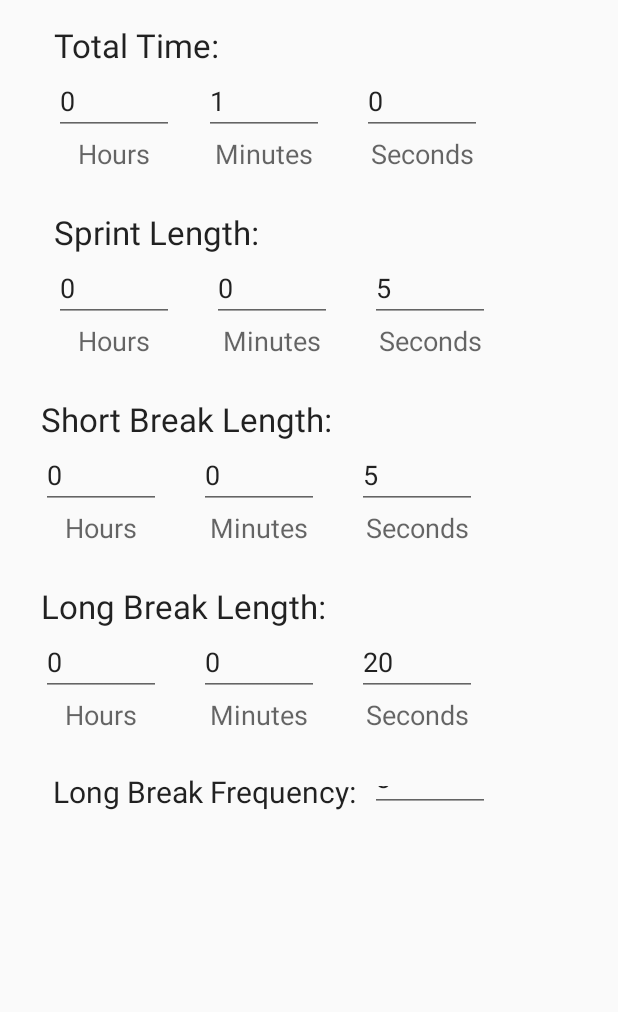
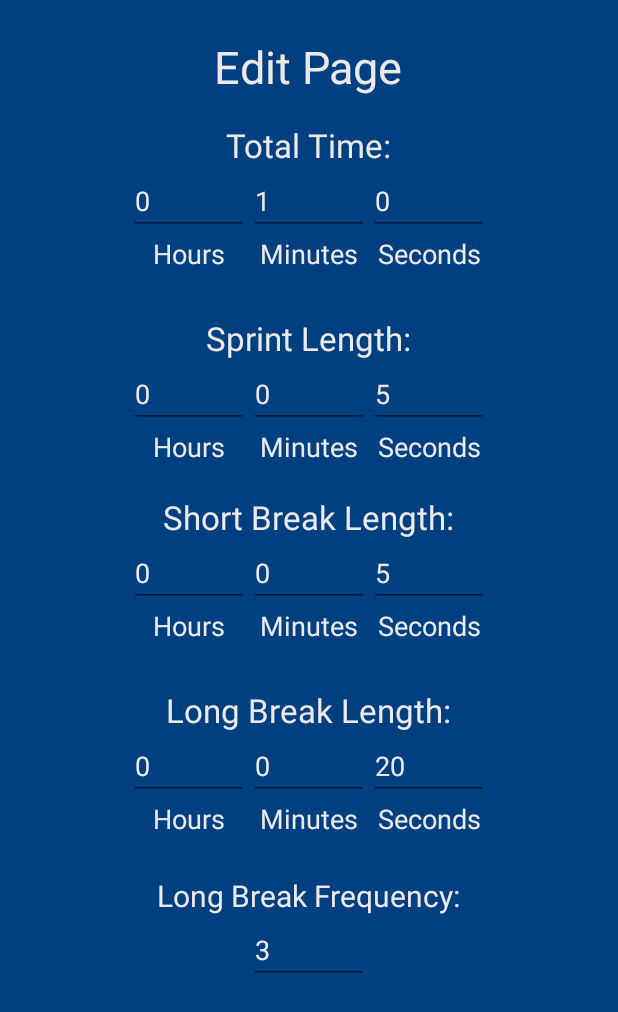
Before and after one commit to kushalk25/ergo-efficiency-timer, an Android app: the screen it shows after launch (MainActivity), after a tap on "EDIT TIMER", on a phone screen of 412 x 824 dp. Shown: the top 1012 px of the screen. Run offline under Robolectric (Android 15) with nearby library versions, the phone set to English and light mode, and no system bars.

Commit message:
Improved the Design of the App

```diff
--- a/src/main/java/com/example/owner/ergoefficiencytimer/MainActivity.java
+++ b/src/main/java/com/example/owner/ergoefficiencytimer/MainActivity.java
@@ -106,7 +106,9 @@ public class MainActivity extends AppCompatActivity implements CompoundButton.On
 
         if(editing){
             editPage.saveValues();
+            editing = false;
         }
+
 
         setContentView(R.layout.activity_main);
 
--- a/src/main/res/layout/edit_page.xml
+++ b/src/main/res/layout/edit_page.xml
@@ -1,4 +1,12 @@
 <?xml version="1.0" encoding="utf-8"?>
+
+<ScrollView xmlns:android="http://schemas.android.com/apk/res/android"
+    android:id="@+id/ScrollView01"
+    android:layout_width="fill_parent"
+    android:layout_height="fill_parent"
+    android:background="#004080"
+  >
+
 <RelativeLayout xmlns:android="http://schemas.android.com/apk/res/android"
     android:layout_width="match_parent" android:layout_height="match_parent">
 
@@ -8,12 +16,11 @@
         android:textAppearance="?android:attr/textAppearanceLarge"
         android:text="Total Time:"
         android:id="@+id/textView"
-        android:layout_marginLeft="36dp"
-        android:layout_marginStart="36dp"
+        android:gravity="center_vertical"
+        android:layout_marginTop="82dp"
         android:layout_alignParentTop="true"
-        android:layout_alignParentLeft="true"
-        android:layout_alignParentStart="true"
-        android:layout_marginTop="15dp" />
+        android:layout_centerHorizontal="true"
+        android:textColor="#eee9e9"/>
 
     <EditText
         android:layout_width="80dp"
@@ -22,8 +29,9 @@
         android:ems="10"
         android:id="@+id/totalHours"
         android:layout_below="@+id/textView"
-        android:layout_alignLeft="@+id/textView"
-        android:layout_alignStart="@+id/textView" />
+        android:layout_toLeftOf="@+id/totalMinutes"
+        android:layout_toStartOf="@+id/totalMinutes"
+        android:textColor="#eee9e9"/>
 
     <EditText
         android:layout_width="80dp"
@@ -31,21 +39,22 @@
         android:inputType="time"
         android:ems="10"
         android:id="@+id/totalMinutes"
-        android:layout_alignBottom="@+id/totalHours"
-        android:layout_toRightOf="@+id/totalHours"
-        android:layout_toEndOf="@+id/totalHours"
-        android:layout_marginLeft="20dp" />
-
+        android:layout_below="@+id/textView"
+        android:gravity="center_vertical"
+        android:layout_centerHorizontal="true"
+        android:textColor="#eee9e9"/>
+  <!--  android:layout_alignLeft="@+id/textView"
+    android:layout_alignStart="@+id/textView" -->
     <EditText
         android:layout_width="80dp"
         android:layout_height="wrap_content"
         android:inputType="number"
         android:ems="10"
         android:id="@+id/totalSeconds"
-        android:layout_alignBottom="@+id/totalMinutes"
+        android:layout_below="@+id/textView"
         android:layout_toRightOf="@+id/totalMinutes"
         android:layout_toEndOf="@+id/totalMinutes"
-        android:layout_marginLeft="25dp" />
+        android:textColor="#eee9e9"/>
 
     <TextView
         android:layout_width="80dp"
@@ -56,7 +65,8 @@
         android:layout_below="@+id/totalHours"
         android:layout_alignLeft="@+id/totalHours"
         android:layout_alignStart="@+id/totalHours"
-        android:gravity="center_horizontal" />
+        android:gravity="center_horizontal"
+        android:textColor="#eee9e9"/>
 
     <TextView
         android:layout_width="80dp"
@@ -67,7 +77,8 @@
         android:gravity="center_horizontal"
         android:layout_alignTop="@+id/textView3"
         android:layout_alignLeft="@+id/totalMinutes"
-        android:layout_alignStart="@+id/totalMinutes" />
+        android:layout_alignStart="@+id/totalMinutes"
+        android:textColor="#eee9e9"/>
 
     <TextView
         android:layout_width="80dp"
@@ -78,7 +89,8 @@
         android:gravity="center_horizontal"
         android:layout_alignTop="@+id/textView4"
         android:layout_alignLeft="@+id/totalSeconds"
-        android:layout_alignStart="@+id/totalSeconds" />
+        android:layout_alignStart="@+id/totalSeconds"
+        android:textColor="#eee9e9"/>
 
     <TextView
         android:layout_width="wrap_content"
@@ -86,10 +98,10 @@
         android:textAppearance="?android:attr/textAppearanceLarge"
         android:text="Sprint Length:"
         android:id="@+id/textView6"
-        android:layout_below="@+id/textView3"
-        android:layout_alignLeft="@+id/textView3"
-        android:layout_alignStart="@+id/textView3"
-        android:layout_marginTop="25dp" />
+        android:layout_marginTop="29dp"
+        android:layout_below="@+id/textView4"
+        android:layout_centerHorizontal="true"
+        android:textColor="#eee9e9"/>
 
     <EditText
         android:layout_width="80dp"
@@ -98,8 +110,9 @@
         android:ems="10"
         android:id="@+id/sprintHours"
         android:layout_below="@+id/textView6"
-        android:layout_alignLeft="@+id/textView6"
-        android:layout_alignStart="@+id/textView6" />
+        android:layout_toLeftOf="@+id/sprintMinutes"
+        android:layout_toStartOf="@+id/sprintMinutes"
+        android:textColor="#eee9e9"/>
 
     <EditText
         android:layout_width="80dp"
@@ -107,10 +120,10 @@
         android:inputType="time"
         android:ems="10"
         android:id="@+id/sprintMinutes"
-        android:layout_alignTop="@+id/sprintHours"
-        android:layout_toRightOf="@+id/sprintHours"
-        android:layout_toEndOf="@+id/sprintHours"
-        android:layout_marginLeft="25dp" />
+        android:layout_below="@+id/textView6"
+        android:layout_centerHorizontal="true"
+        android:gravity="center_vertical"
+        android:textColor="#eee9e9"/>
 
     <EditText
         android:layout_width="80dp"
@@ -118,10 +131,10 @@
         android:inputType="number"
         android:ems="10"
         android:id="@+id/sprintSeconds"
-        android:layout_alignTop="@+id/sprintMinutes"
-        android:layout_toRightOf="@+id/sprintMinutes"
-        android:layout_toEndOf="@+id/sprintMinutes"
-        android:layout_marginLeft="25dp" />
+        android:layout_below="@+id/textView6"
+        android:layout_alignLeft="@+id/textView5"
+        android:layout_alignStart="@+id/textView5"
+        android:textColor="#eee9e9"/>
 
     <TextView
         android:layout_width="80dp"
@@ -132,7 +145,8 @@
         android:gravity="center_horizontal"
         android:layout_below="@+id/sprintHours"
         android:layout_alignLeft="@+id/sprintHours"
-        android:layout_alignStart="@+id/sprintHours" />
+        android:layout_alignStart="@+id/sprintHours"
+        android:textColor="#eee9e9"/>
 
     <TextView
         android:layout_width="80dp"
@@ -143,7 +157,8 @@
         android:gravity="center_horizontal"
         android:layout_alignTop="@+id/textView7"
         android:layout_alignLeft="@+id/sprintMinutes"
-        android:layout_alignStart="@+id/sprintMinutes" />
+        android:layout_alignStart="@+id/sprintMinutes"
+        android:textColor="#eee9e9"/>
 
     <TextView
         android:layout_width="80dp"
@@ -154,7 +169,8 @@
         android:gravity="center_horizontal"
         android:layout_alignTop="@+id/textView8"
         android:layout_alignLeft="@+id/sprintSeconds"
-        android:layout_alignStart="@+id/sprintSeconds" />
+        android:layout_alignStart="@+id/sprintSeconds"
+        android:textColor="#eee9e9"/>
 
     <TextView
         android:layout_width="wrap_content"
@@ -162,10 +178,10 @@
         android:textAppearance="?android:attr/textAppearanceLarge"
         android:text="Short Break Length:"
         android:id="@+id/textView10"
-        android:layout_below="@+id/textView7"
-        android:layout_alignRight="@+id/textView8"
-        android:layout_alignEnd="@+id/textView8"
-        android:layout_marginTop="25dp" />
+        android:layout_below="@+id/textView8"
+        android:layout_centerHorizontal="true"
+        android:layout_marginTop="20dp"
+        android:textColor="#eee9e9"/>
 
     <EditText
         android:layout_width="80dp"
@@ -174,8 +190,9 @@
         android:ems="10"
         android:id="@+id/shortHours"
         android:layout_below="@+id/textView10"
-        android:layout_alignLeft="@+id/textView10"
-        android:layout_alignStart="@+id/textView10" />
+        android:layout_toLeftOf="@+id/shortMinutes"
+        android:layout_toStartOf="@+id/shortMinutes"
+        android:textColor="#eee9e9"/>
 
     <EditText
         android:layout_width="80dp"
@@ -184,9 +201,10 @@
         android:ems="10"
         android:id="@+id/shortMinutes"
         android:layout_below="@+id/textView10"
-        android:layout_toRightOf="@+id/shortHours"
-        android:layout_toEndOf="@+id/shortHours"
-        android:layout_marginLeft="25dp" />
+        android:layout_toRightOf="@+id/textView7"
+        android:layout_toEndOf="@+id/textView7"
+        android:layout_centerHorizontal="true"
+        android:textColor="#eee9e9"/>
 
     <EditText
         android:layout_width="80dp"
@@ -194,10 +212,10 @@
         android:inputType="number"
         android:ems="10"
         android:id="@+id/shortSeconds"
-        android:layout_alignTop="@+id/shortMinutes"
-        android:layout_toRightOf="@+id/shortMinutes"
-        android:layout_toEndOf="@+id/shortMinutes"
-        android:layout_marginLeft="25dp" />
+        android:layout_below="@+id/textView10"
+        android:layout_alignLeft="@+id/textView9"
+        android:layout_alignStart="@+id/textView9"
+        android:textColor="#eee9e9"/>
 
     <TextView
         android:layout_width="80dp"
@@ -208,7 +226,8 @@
         android:gravity="center_horizontal"
         android:layout_below="@+id/shortHours"
         android:layout_alignLeft="@+id/shortHours"
-        android:layout_alignStart="@+id/shortHours" />
+        android:layout_alignStart="@+id/shortHours"
+        android:textColor="#eee9e9"/>
 
     <TextView
         android:layout_width="80dp"
@@ -219,7 +238,8 @@
         android:gravity="center_horizontal"
         android:layout_below="@+id/shortMinutes"
         android:layout_alignLeft="@+id/shortMinutes"
-        android:layout_alignStart="@+id/shortMinutes" />
+        android:layout_alignStart="@+id/shortMinutes"
+        android:textColor="#eee9e9"/>
 
     <TextView
         android:layout_width="80dp"
@@ -230,7 +250,8 @@
         android:gravity="center_horizontal"
         android:layout_below="@+id/shortSeconds"
         android:layout_alignLeft="@+id/shortSeconds"
-        android:layout_alignStart="@+id/shortSeconds" />
+        android:layout_alignStart="@+id/shortSeconds"
+        android:textColor="#eee9e9"/>
 
     <TextView
         android:layout_width="wrap_content"
@@ -238,10 +259,11 @@
         android:textAppearance="?android:attr/textAppearanceLarge"
         android:text="Long Break Length:"
         android:id="@+id/textView14"
-        android:layout_below="@+id/textView11"
-        android:layout_alignLeft="@+id/textView11"
-        android:layout_alignStart="@+id/textView11"
-        android:layout_marginTop="25dp" />
+
+        android:layout_below="@+id/textView12"
+        android:layout_centerHorizontal="true"
+        android:layout_marginTop="29dp"
+        android:textColor="#eee9e9"/>
 
     <EditText
         android:layout_width="80dp"
@@ -250,8 +272,9 @@
         android:ems="10"
         android:id="@+id/longHours"
         android:layout_below="@+id/textView14"
-        android:layout_alignLeft="@+id/textView14"
-        android:layout_alignStart="@+id/textView14" />
+        android:layout_toLeftOf="@+id/longMinutes"
+        android:layout_toStartOf="@+id/longMinutes"
+        android:textColor="#eee9e9"/>
 
     <EditText
         android:layout_width="80dp"
@@ -260,9 +283,8 @@
         android:ems="10"
         android:id="@+id/longMinutes"
         android:layout_alignTop="@+id/longHours"
-        android:layout_toRightOf="@+id/longHours"
-        android:layout_toEndOf="@+id/longHours"
-        android:layout_marginLeft="25dp" />
+        android:layout_centerHorizontal="true"
+        android:textColor="#eee9e9"/>
 
     <EditText
         android:layout_width="80dp"
@@ -273,7 +295,7 @@
         android:layout_alignTop="@+id/longMinutes"
         android:layout_toRightOf="@+id/longMinutes"
         android:layout_toEndOf="@+id/longMinutes"
-        android:layout_marginLeft="25dp" />
+        android:textColor="#eee9e9"/>
 
     <TextView
         android:layout_width="80dp"
@@ -284,7 +306,8 @@
         android:gravity="center_horizontal"
         android:layout_below="@+id/longHours"
         android:layout_alignLeft="@+id/longHours"
-        android:layout_alignStart="@+id/longHours" />
+        android:layout_alignStart="@+id/longHours"
+        android:textColor="#eee9e9"/>
 
     <TextView
         android:layout_width="80dp"
@@ -295,7 +318,8 @@
         android:gravity="center_horizontal"
         android:layout_below="@+id/longMinutes"
         android:layout_alignLeft="@+id/longMinutes"
-        android:layout_alignStart="@+id/longMinutes" />
+        android:layout_alignStart="@+id/longMinutes"
+        android:textColor="#eee9e9"/>
 
     <TextView
         android:layout_width="80dp"
@@ -306,7 +330,8 @@
         android:gravity="center_horizontal"
         android:layout_below="@+id/longSeconds"
         android:layout_alignLeft="@+id/longSeconds"
-        android:layout_alignStart="@+id/longSeconds" />
+        android:layout_alignStart="@+id/longSeconds"
+        android:textColor="#eee9e9"/>
 
     <TextView
         android:layout_width="wrap_content"
@@ -315,19 +340,32 @@
         android:text="Long Break Frequency:"
         android:id="@+id/textView18"
         android:textSize="20dp"
-        android:layout_below="@+id/textView15"
-        android:layout_toLeftOf="@+id/textView17"
-        android:layout_toStartOf="@+id/textView17"
-        android:layout_marginTop="25dp" />
+        android:layout_below="@+id/textView16"
+        android:layout_marginTop="25dp"
+        android:layout_centerHorizontal="true"
+        android:textColor="#eee9e9"/>
 
     <EditText
         android:layout_width="80dp"
         android:layout_height="wrap_content"
         android:inputType="number"
-        android:ems="10"
         android:id="@+id/longFrequency"
-        android:layout_alignTop="@+id/textView18"
-        android:layout_alignLeft="@+id/textView9"
-        android:layout_alignStart="@+id/textView9"
-        android:layout_alignBottom="@+id/textView18" />
+        android:layout_below="@+id/textView18"
+        android:layout_alignParentBottom="true"
+        android:layout_centerHorizontal="true"
+        android:textColor="#eee9e9"/>
+
+    <TextView
+        android:layout_width="wrap_content"
+        android:layout_height="wrap_content"
+        android:textAppearance="?android:attr/textAppearanceLarge"
+        android:text="Edit Page"
+        android:id="@+id/textView19"
+        android:layout_alignParentTop="true"
+        android:layout_centerHorizontal="true"
+        android:layout_marginTop="24dp"
+        android:textSize="30dp"
+        android:textColor="#eee9e9"/>
 </RelativeLayout>
+
+    </ScrollView>
```
Also changed, not shown: src/main/java/com/example/owner/ergoefficiencytimer/Timer.java (+18 -0 lines), src/main/res/drawable/back.xml (added, +11 -0 lines), src/main/res/layout/content_main.xml (+44 -37 lines).
